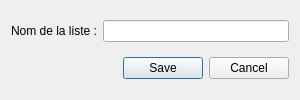
Qt form Form/DialogEditStaticPlayList.ui (isuhao/TMediaPlayer) before a commit.
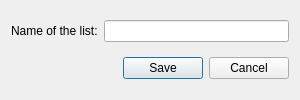
The same form after that commit.

The edit to the form file:
```diff
--- a/Form/DialogEditStaticPlayList.ui
+++ b/Form/DialogEditStaticPlayList.ui
@@ -2,6 +2,14 @@
 <ui version="4.0">
  <class>DialogEditStaticPlayList</class>
  <widget class="QDialog" name="DialogEditStaticPlayList">
+  <property name="geometry">
+   <rect>
+    <x>0</x>
+    <y>0</y>
+    <width>300</width>
+    <height>100</height>
+   </rect>
+  </property>
   <property name="minimumSize">
    <size>
     <width>300</width>
@@ -28,7 +36,7 @@
    <item row="0" column="0">
     <widget class="QLabel" name="lblName">
      <property name="text">
-      <string>Nom de la liste :</string>
+      <string>Name of the list:</string>
      </property>
     </widget>
    </item>
```
Left out of the diff: 37 changed lines with no effect on the pictures.
